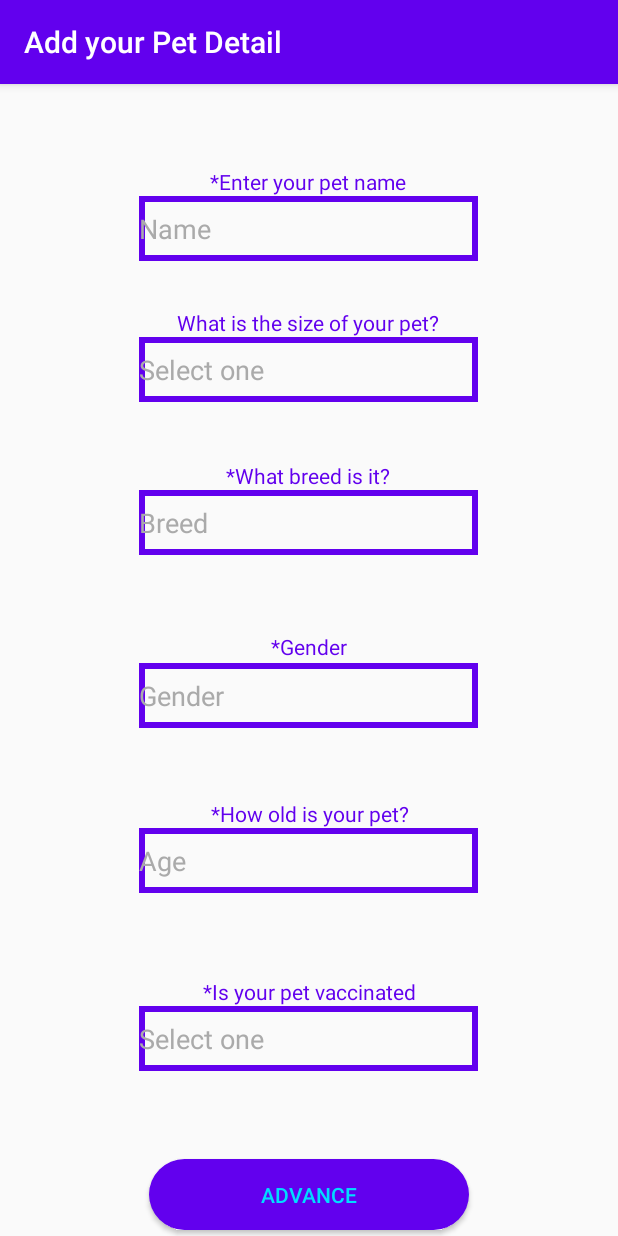
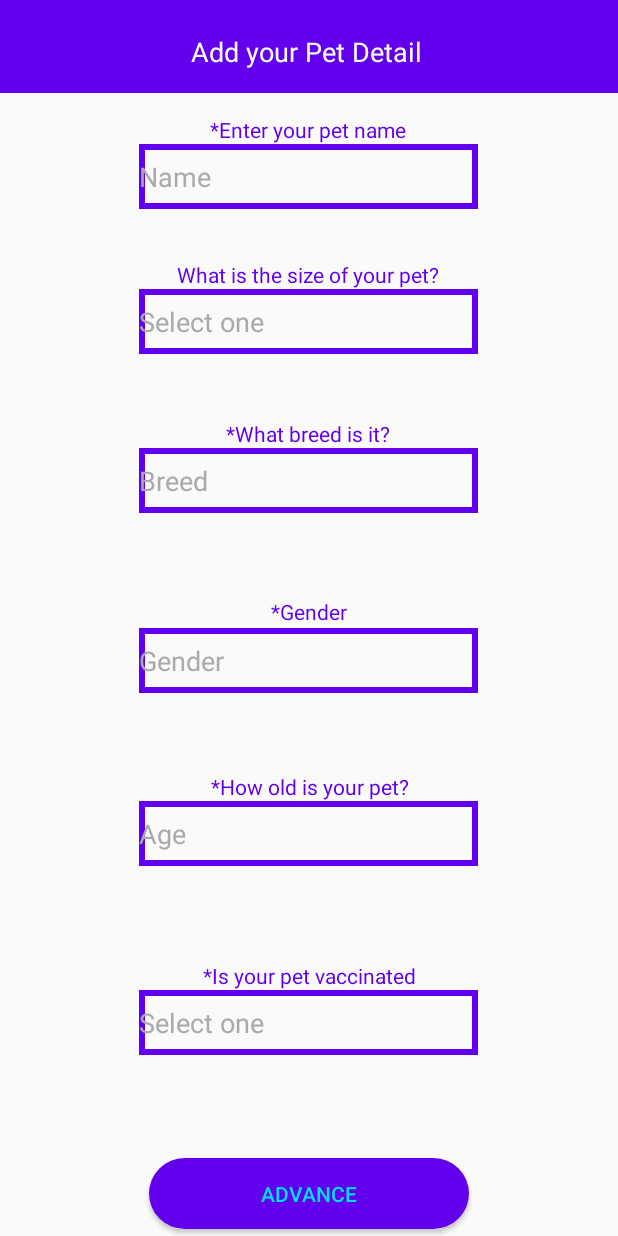
Before and after one commit to NafeelNuhuman/Woof, an Android app: the screen it shows after launch (addDog), on a phone screen of 412 x 824 dp. Run offline under Robolectric (Android 15) with nearby library versions, the phone set to English and light mode, and no system bars.

Commit message:
designed insert dog, upload dog

```diff
--- a/app/src/main/res/layout/activity_add_dog.xml
+++ b/app/src/main/res/layout/activity_add_dog.xml
@@ -90,7 +90,7 @@
         app:layout_constraintHorizontal_bias="0.497"
         app:layout_constraintStart_toStartOf="parent"
         app:layout_constraintTop_toTopOf="parent"
-        app:layout_constraintVertical_bias="0.103" />
+        app:layout_constraintVertical_bias="0.123" />
 
     <EditText
         android:id="@+id/editTextTextPersonName2"
@@ -198,4 +198,32 @@
         app:layout_constraintStart_toStartOf="parent"
         app:layout_constraintTop_toTopOf="parent"
         app:layout_constraintVertical_bias="0.994" />
+
+    <androidx.appcompat.widget.Toolbar
+        android:id="@+id/toolbar"
+        android:layout_width="420dp"
+        android:layout_height="62dp"
+        android:background="?attr/colorPrimary"
+        android:minHeight="?attr/actionBarSize"
+        android:theme="?attr/actionBarTheme"
+        app:layout_constraintEnd_toEndOf="parent"
+        app:layout_constraintStart_toStartOf="parent"
+        tools:layout_editor_absoluteY="-12dp" />
+
+    <TextView
+        android:id="@+id/textView7"
+        android:layout_width="213dp"
+        android:layout_height="33dp"
+        android:text="@string/func_name"
+        android:textAlignment="center"
+        android:textColor="@android:color/background_light"
+        android:textColorHighlight="@android:color/background_light"
+        android:textColorHint="@android:color/background_light"
+        android:textColorLink="@android:color/background_light"
+        android:textSize="18sp"
+        app:layout_constraintBottom_toTopOf="@+id/textView"
+        app:layout_constraintEnd_toEndOf="parent"
+        app:layout_constraintStart_toStartOf="@+id/toolbar"
+        app:layout_constraintTop_toTopOf="parent" />
+
 </androidx.constraintlayout.widget.ConstraintLayout>
--- a/app/src/main/res/values/strings.xml
+++ b/app/src/main/res/values/strings.xml
@@ -1,5 +1,7 @@
 <resources>
-    <string name="app_name">Add your Pet Detail</string>
+    <string name="app_name">WOOF!</string>
+    <string name="func_name">Add your Pet Detail</string>
+    <string name="addPhoto_name">Add Photo</string>
     <string name="Pet_Name"> Name</string>
     <string name="Pet_size"> Select one</string>
     <string name="Pet_Breed"> Breed</string>
@@ -12,5 +14,8 @@
     <string name="petgender">*Gender</string>
     <string name="petage">*How old is your pet?</string>
     <string name="petvac">*Is your pet vaccinated</string>
-    <string name="Advance">Advance</string>
+    <string name="Advance">ADVANCE</string>
+    <string name="addPhoto">Add</string>
+    <string name="confirm">CONFIRM</string>
+
 </resources>
--- a/app/src/main/res/values/styles.xml
+++ b/app/src/main/res/values/styles.xml
@@ -1,6 +1,6 @@
 <resources>
     <!-- Base application theme. -->
-    <style name="AppTheme" parent="Theme.AppCompat.Light.DarkActionBar">
+    <style name="AppTheme" parent="Theme.AppCompat.Light.NoActionBar">
         <!-- Customize your theme here. -->
         <item name="colorPrimary">@color/colorPrimary</item>
         <item name="colorPrimaryDark">@color/colorPrimaryDark</item>
```
Also changed, not shown: app/src/main/AndroidManifest.xml (+6 -5 lines), app/src/main/java/com/example/woof/uploadPet.java (added, +14 -0 lines), app/src/main/res/layout/activity_upload_pet.xml (added, +105 -0 lines).
